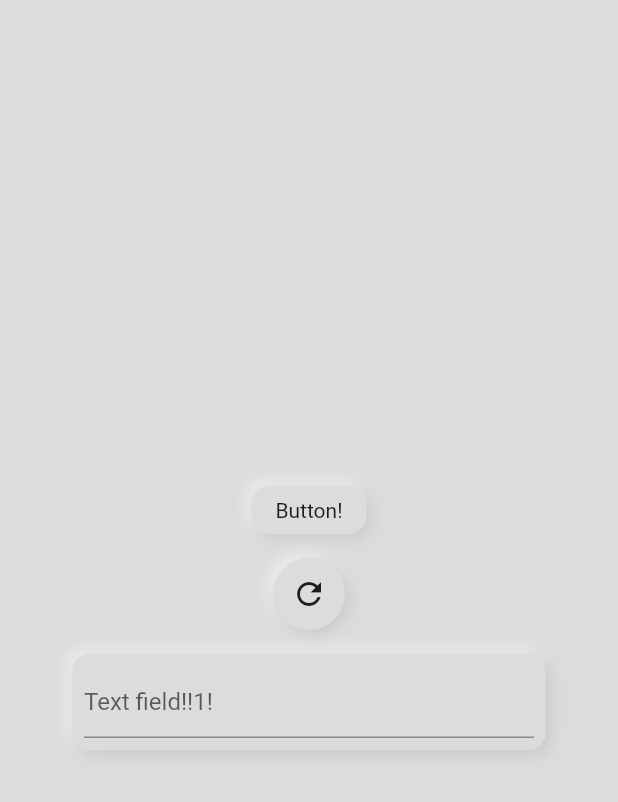
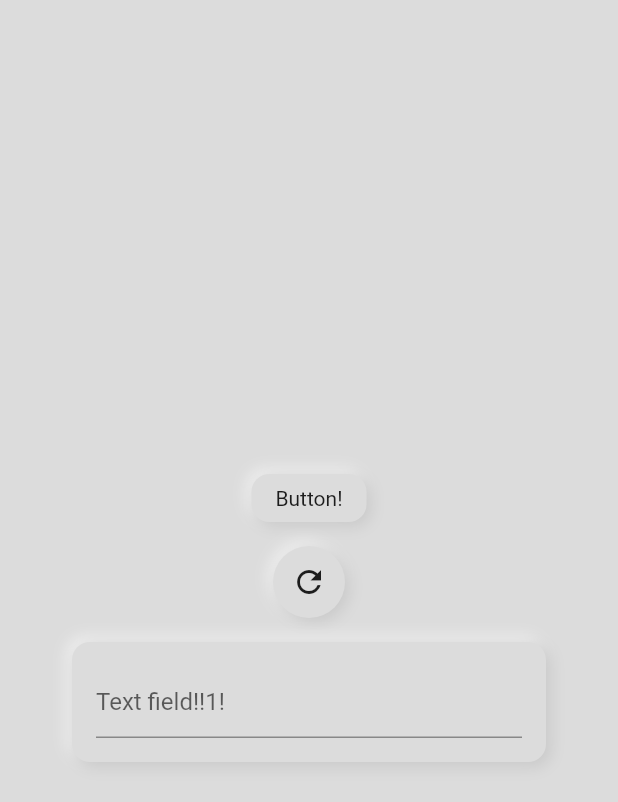
Before and after one commit to jonas-zebari/neu_material, a Flutter app: the screen it shows after launch, on a phone screen of 412 x 824 dp. Shown: the top 802 px of the screen. Run offline on Flutter 3.47's test engine with Material 2 defaults, Android fonts, the phone set to English and light mode, and no system bars.

Commit message:
- update example

```diff
--- a/examples/example/lib/main.dart
+++ b/examples/example/lib/main.dart
@@ -42,7 +42,7 @@ class MyApp extends StatelessWidget {
                 child: Icon(Icons.refresh),
               ),
               NeuMaterial(
-                margin: EdgeInsets.all(8),
+                margin: EdgeInsets.all(16),
                 padding: EdgeInsets.symmetric(horizontal: 48, vertical: 8),
                 borderRadius: BorderRadius.circular(12),
                 child: TextField(
```
